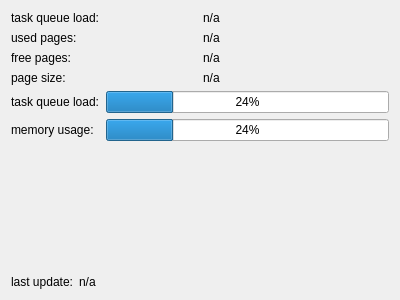
Old version of the form carsteuerung/StatusDisplayWidget.ui in the repository daniw/mccar-sync.
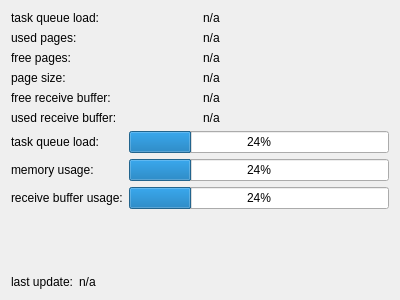
New version of the form.

Commit message: added even more status output

```diff
--- a/carsteuerung/StatusDisplayWidget.ui
+++ b/carsteuerung/StatusDisplayWidget.ui
@@ -16,6 +16,13 @@
   <layout class="QVBoxLayout" name="verticalLayout">
    <item>
     <layout class="QGridLayout" name="gridLayout">
+     <item row="4" column="1">
+      <widget class="QLabel" name="freeReceiveBuffer">
+       <property name="text">
+        <string>n/a</string>
+       </property>
+      </widget>
+     </item>
      <item row="2" column="0">
       <widget class="QLabel" name="label_3">
        <property name="text">
@@ -51,20 +58,6 @@
        </property>
       </widget>
      </item>
-     <item row="1" column="1">
-      <widget class="QLabel" name="usedPages">
-       <property name="text">
-        <string>n/a</string>
-       </property>
-      </widget>
-     </item>
-     <item row="2" column="1">
-      <widget class="QLabel" name="freePages">
-       <property name="text">
-        <string>n/a</string>
-       </property>
-      </widget>
-     </item>
      <item row="3" column="1">
       <widget class="QLabel" name="pageSize">
        <property name="text">
@@ -72,6 +65,41 @@
        </property>
       </widget>
      </item>
+     <item row="2" column="1">
+      <widget class="QLabel" name="freePages">
+       <property name="text">
+        <string>n/a</string>
+       </property>
+      </widget>
+     </item>
+     <item row="1" column="1">
+      <widget class="QLabel" name="usedPages">
+       <property name="text">
+        <string>n/a</string>
+       </property>
+      </widget>
+     </item>
+     <item row="4" column="0">
+      <widget class="QLabel" name="label_10">
+       <property name="text">
+        <string>free receive buffer:</string>
+       </property>
+      </widget>
+     </item>
+     <item row="5" column="0">
+      <widget class="QLabel" name="label_9">
+       <property name="text">
+        <string>used receive buffer:</string>
+       </property>
+      </widget>
+     </item>
+     <item row="5" column="1">
+      <widget class="QLabel" name="usedReceiveBuffer">
+       <property name="text">
+        <string>n/a</string>
+       </property>
+      </widget>
+     </item>
     </layout>
    </item>
    <item>
@@ -83,6 +111,13 @@
        </property>
       </widget>
      </item>
+     <item row="0" column="1">
+      <widget class="QProgressBar" name="barTaskQueueLoad">
+       <property name="value">
+        <number>24</number>
+       </property>
+      </widget>
+     </item>
      <item row="1" column="0">
       <widget class="QLabel" name="label_7">
        <property name="text">
@@ -90,13 +125,6 @@
        </property>
       </widget>
      </item>
-     <item row="0" column="1">
-      <widget class="QProgressBar" name="barTaskQueueLoad">
-       <property name="value">
-        <number>24</number>
-       </property>
-      </widget>
-     </item>
      <item row="1" column="1">
       <widget class="QProgressBar" name="barUsedPagesProgressBar">
        <property name="value">
@@ -104,6 +132,20 @@
        </property>
       </widget>
      </item>
+     <item row="2" column="0">
+      <widget class="QLabel" name="label_8">
+       <property name="text">
+        <string>receive buffer usage:</string>
+       </property>
+      </widget>
+     </item>
+     <item row="2" column="1">
+      <widget class="QProgressBar" name="barReceiveBufferUsage">
+       <property name="value">
+        <number>24</number>
+       </property>
+      </widget>
+     </item>
     </layout>
    </item>
    <item>
```
The commit also changes 4 other files.
